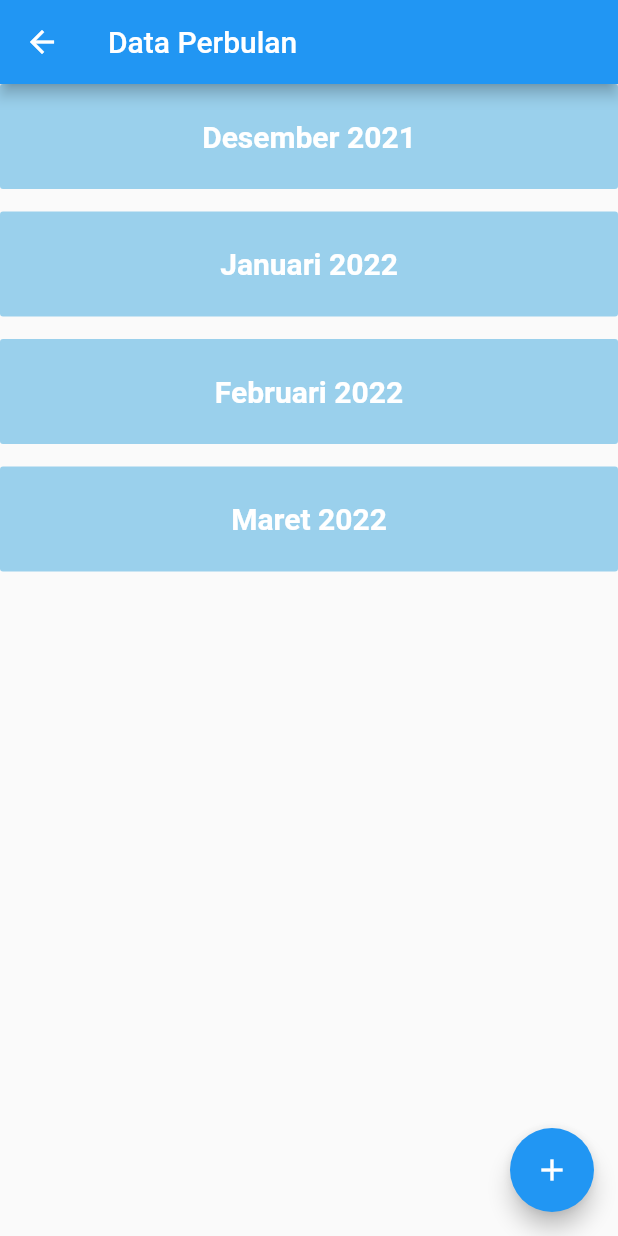
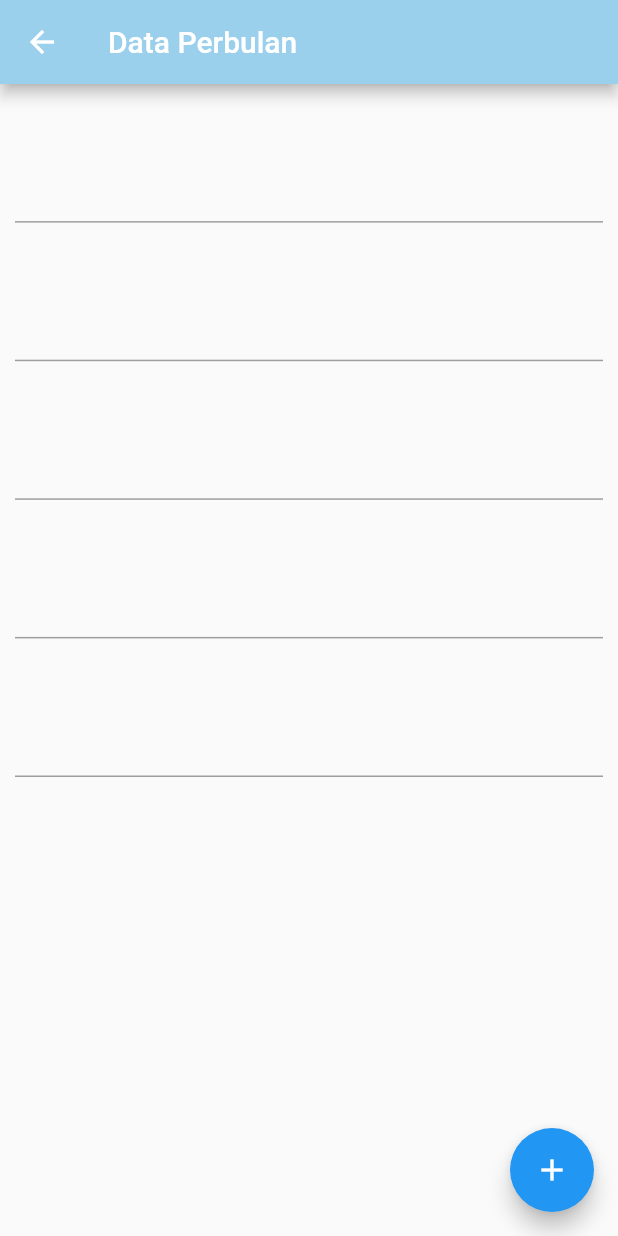
Before and after one commit to beatricstevzt17/MyProfit-C6, a Flutter app: the BulanPage screen opened directly, on a phone screen of 412 x 824 dp. Run offline on Flutter 3.47's test engine with Material 2 defaults, Android fonts, the phone set to English and light mode, and no system bars.

Commit message:
penyempurnaan page

```diff
--- /dev/null
+++ b/lib/app/models/bulan_models.dart
@@ -0,0 +1,5 @@
+class BulanContent {
+  final String bulan;
+  final String tahun;
+  BulanContent({required this.bulan, required this.tahun});
+}
--- a/lib/app/screen/bulan/bulan.dart
+++ b/lib/app/screen/bulan/bulan.dart
@@ -1,7 +1,13 @@
+import 'package:flutter/material.dart';
 import 'package:aplikasi/app/screen/bulan/tambahbulan.dart';
 import 'package:aplikasi/app/screen/hari/hari.dart';
 import 'package:aplikasi/app/screen/hari/ubah_page.dart';
-import 'package:flutter/material.dart';
+
+//Models :
+import 'package:aplikasi/app/models/bulan_models.dart';
+
+//utk konten Bulan
+import 'package:aplikasi/app/screen/bulan/widgets/konten_bulan.dart';
 
 class BulanPage extends StatefulWidget {
   const BulanPage({Key? key}) : super(key: key);
@@ -11,17 +17,19 @@ class BulanPage extends StatefulWidget {
 }
 
 class _BulanPageState extends State<BulanPage> {
-  List<Map<String, dynamic>> data = [
-    {"bulan": "Desember", "tahun": "2021"},
-    {"bulan": "Januari", "tahun": "2022"},
-    {"bulan": "Februari", "tahun": "2022"},
-    {"bulan": "Maret", "tahun": "2022"},
+  final List<BulanContent> bulancontent = [
+    BulanContent(bulan: "Maret", tahun: "2022"),
+    BulanContent(bulan: "April", tahun: "2022"),
+    BulanContent(bulan: "Mei", tahun: "2022"),
+    BulanContent(bulan: "Juni", tahun: "2022"),
+    BulanContent(bulan: "Juli", tahun: "2022"),
   ];
 
   @override
   Widget build(BuildContext context) {
     return Scaffold(
       appBar: AppBar(
+        backgroundColor: const Color(0xFF9AD0EC),
         title: const Text("Data Perbulan"),
       ),
       floatingActionButton: FloatingActionButton(
@@ -30,39 +38,9 @@ class _BulanPageState extends State<BulanPage> {
           child: const Icon(Icons.add)),
       body: Center(
         child: ListView.builder(
-            itemCount: data.length,
-            itemBuilder: (_, index) {
-              return Container(
-                margin: const EdgeInsets.only(bottom: 15),
-                width: 350,
-                height: 70,
-                decoration: BoxDecoration(
-                  borderRadius: BorderRadius.circular(2),
-                  color: const Color(0xFF9AD0EC),
-                ),
-                child: Material(
-                  color: Colors.transparent,
-                  child: InkWell(
-                    splashColor: const Color(0xFFD6E5FA),
-                    borderRadius: BorderRadius.circular(20),
-                    onTap: () {
-                      Navigator.of(context)
-                          .push(MaterialPageRoute(builder: (_) {
-                        return const HariPage();
-                      }));
-                    },
-                    child: Center(
-                        child: Text(
-                      "${data[index]["bulan"]} ${data[index]["tahun"]}",
-                      style: const TextStyle(
-                          fontSize: 20,
-                          color: Colors.white,
-                          fontWeight: FontWeight.w600),
-                    )),
-                  ),
-                ),
-              );
-            }),
+          itemCount: bulancontent.length,
+          itemBuilder: (context, index) => Bulan(index: index),
+        ),
       ),
     );
   }
--- /dev/null
+++ b/lib/app/screen/bulan/widgets/konten_bulan.dart
@@ -0,0 +1,39 @@
+import 'package:flutter/material.dart';
+
+//memanggil kerangka bulan :
+
+class Bulan extends StatelessWidget {
+  const Bulan({required this.index, Key? key}) : super(key: key);
+
+  final int index;
+  @override
+  Widget build(BuildContext context) {
+    return Container(
+      margin: const EdgeInsets.only(top: 10, left: 10, right: 10),
+      width: MediaQuery.of(context).size.width * 1,
+      height: MediaQuery.of(context).size.height * 0.1,
+      decoration: const BoxDecoration(
+        border: Border(
+          bottom: BorderSide(
+            width: 1,
+            color: Colors.grey,
+          ),
+        ),
+      ),
+      //agar bisa di klik :
+      child: Material(
+        color: Colors.transparent,
+        child: InkWell(
+          child: Row(
+            children: <Widget>[
+              //konten ke 1 : ROW (icon & text bulan)
+              Row(
+                children: <Widget>[],
+              )
+            ],
+          ),
+        ),
+      ),
+    );
+  }
+}
--- a/lib/app/screen/login/login.dart
+++ b/lib/app/screen/login/login.dart
@@ -1,3 +1,4 @@
+import 'package:aplikasi/app/screen/bulan/bulan.dart';
 import 'package:aplikasi/app/screen/hari/hari.dart';
 import 'package:aplikasi/app/screen/register/register.dart';
 import 'package:aplikasi/style/style.dart';
@@ -118,7 +119,7 @@ class _LoginPageState extends State<LoginPage> {
                       context,
                       MaterialPageRoute(
                         builder: (_) {
-                          return const HariPage();
+                          return const BulanPage();
                         },
                       ),
                     );
```
Also changed, not shown: lib/app/screen/register/register.dart (+12 -1 lines), lib/halaman_utama.dart (+11 -12 lines), assets/icons/profits.png (added), assets/icons/salary.png (added), lib/app/screen/bulan/widgets/bulan_widget.dart (deleted).
